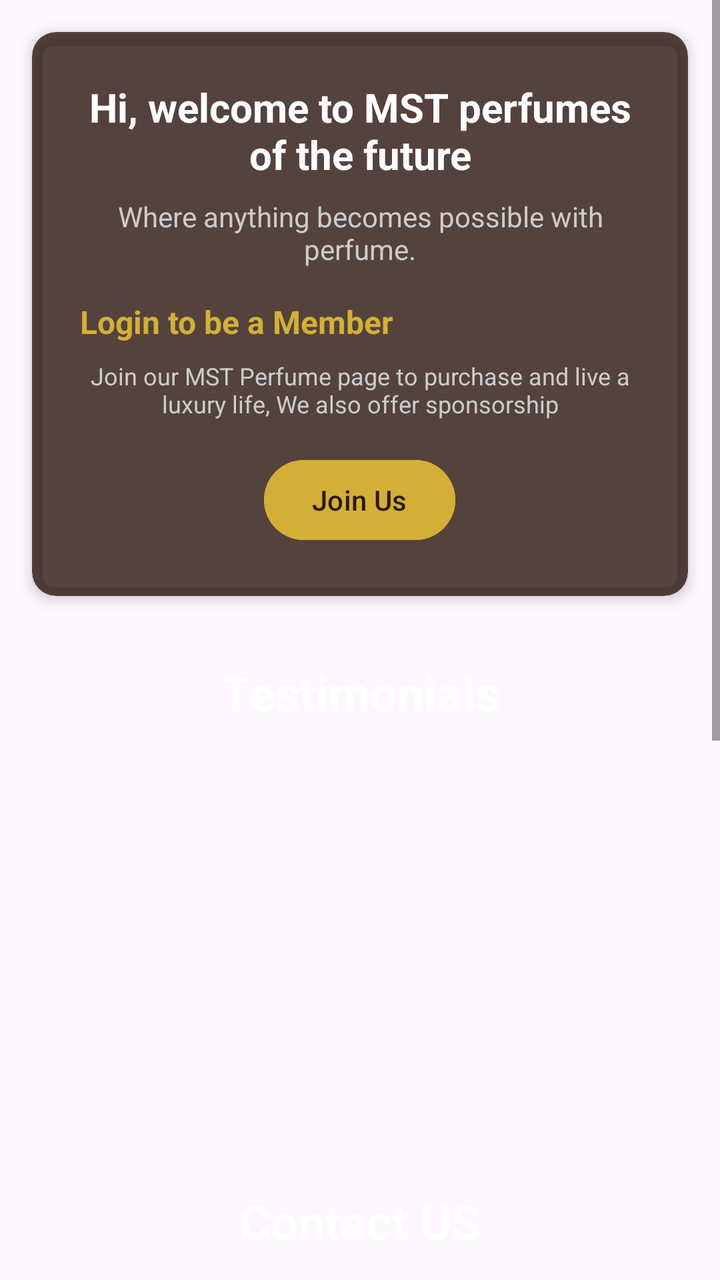
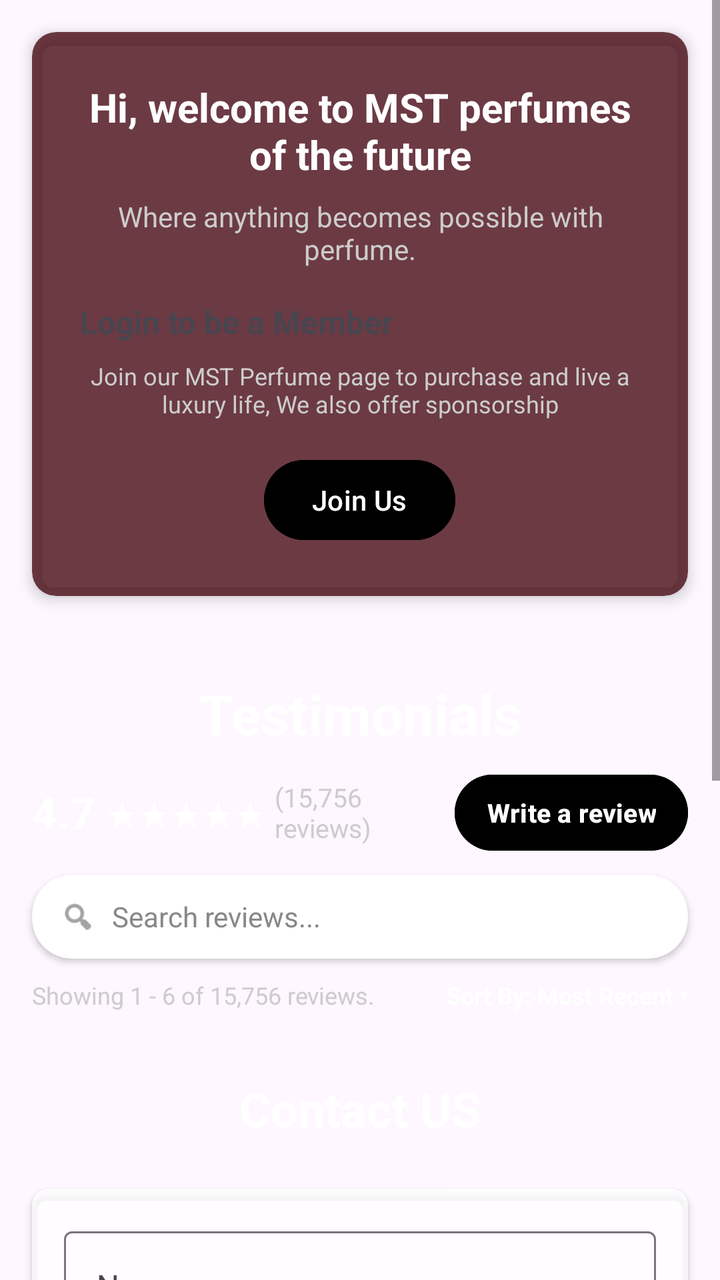

Screens rendered from an Android XML layout before and after an edit, with the pre-edit source and the edit as a unified diff.
<!-- AndroidManifest.xml: application theme Theme.MSTPerfumes -->
<!-- res/layout/fragment_home.xml -->
<?xml version="1.0" encoding="utf-8"?>
<ScrollView xmlns:android="http://schemas.android.com/apk/res/android"
    xmlns:app="http://schemas.android.com/apk/res-auto"
    android:layout_width="match_parent"
    android:layout_height="match_parent"
    android:background="@android:color/transparent">

    <LinearLayout
        android:layout_width="match_parent"
        android:layout_height="wrap_content"
        android:orientation="vertical">

        
        <androidx.cardview.widget.CardView
            android:id="@+id/cardJoin"
            android:layout_width="match_parent"
            android:layout_height="wrap_content"
            android:layout_margin="16dp"
            app:cardCornerRadius="12dp"
            app:cardElevation="4dp"
            app:cardBackgroundColor="#CC2C1810">

            <LinearLayout
                android:layout_width="match_parent"
                android:layout_height="wrap_content"
                android:orientation="vertical"
                android:padding="24dp">

                <TextView
                    android:id="@+id/tvWelcomeUser"
                    android:layout_width="wrap_content"
                    android:layout_height="wrap_content"
                    android:gravity="center"
                    android:text="Hi, welcome to MST perfumes of the future"
                    android:textColor="@android:color/white"
                    android:textSize="20sp"
                    android:textStyle="bold" />

                <TextView
                    android:layout_width="wrap_content"
                    android:layout_height="wrap_content"
                    android:layout_marginTop="8dp"
                    android:text="Where anything becomes possible with perfume."
                    android:textColor="#CCCCCC"
                    android:textSize="14sp"
                    android:gravity="center" />

                <TextView
                    android:id="@+id/tvJoinHeader"
                    android:layout_width="wrap_content"
                    android:layout_height="wrap_content"
                    android:layout_marginTop="16dp"
                    android:text="Login to be a Member"
                    android:textColor="#D4AF37"
                    android:textSize="16sp"
                    android:textStyle="bold"
                    android:gravity="center" />

                <TextView
                    android:id="@+id/tvJoinSubheader"
                    android:layout_width="wrap_content"
                    android:layout_height="wrap_content"
                    android:layout_marginTop="8dp"
                    android:text="Join our MST Perfume page to purchase and live a luxury life, We also offer sponsorship"
                    android:textColor="#CCCCCC"
                    android:textSize="12sp"
                    android:gravity="center" />

                <Button
                    android:id="@+id/btnJoinUs"
                    android:layout_width="wrap_content"
                    android:layout_height="wrap_content"
                    android:layout_gravity="center"
                    android:layout_marginTop="16dp"
                    android:backgroundTint="#D4AF37"
                    android:text="Join Us"
                    android:textColor="#2C1810" />

            </LinearLayout>
        </androidx.cardview.widget.CardView>

        
        <androidx.cardview.widget.CardView
            android:id="@+id/cardMemberBenefits"
            android:layout_width="match_parent"
            android:layout_height="wrap_content"
            android:layout_margin="16dp"
            android:visibility="gone"
            app:cardCornerRadius="12dp"
            app:cardElevation="4dp"
            app:cardBackgroundColor="#CC2C1810">

            <LinearLayout
                android:layout_width="match_parent"
                android:layout_height="wrap_content"
                android:orientation="vertical"
                android:padding="20dp">

                <TextView
                    android:layout_width="wrap_content"
                    android:layout_height="wrap_content"
                    android:text="✨ Gold Member Benefits ✨"
                    android:textColor="#D4AF37"
                    android:textSize="18sp"
                    android:textStyle="bold" />

                <TextView
                    android:layout_width="wrap_content"
                    android:layout_height="wrap_content"
                    android:layout_marginTop="12dp"
                    android:text="• 10% Discount on all orders\n• Early access to new scents\n• Free shipping on orders over R500\n• Exclusive business training workshops"
                    android:textColor="@android:color/white"
                    android:textSize="14sp"
                    android:lineSpacingExtra="4dp" />

            </LinearLayout>
        </androidx.cardview.widget.CardView>

        
        <TextView
            android:layout_width="match_parent"
            android:layout_height="wrap_content"
            android:layout_marginTop="16dp"
            android:layout_marginBottom="8dp"
            android:gravity="center"
            android:text="Testimonials"
            android:textColor="@android:color/white"
            android:textSize="24sp"
            android:textStyle="bold" />

        <androidx.recyclerview.widget.RecyclerView
            android:id="@+id/rvTestimonials"
            android:layout_width="match_parent"
            android:layout_height="200dp"
            android:orientation="horizontal"
            app:layoutManager="androidx.recyclerview.widget.LinearLayoutManager" />

        
        <TextView
            android:layout_width="match_parent"
            android:layout_height="wrap_content"
            android:layout_marginTop="24dp"
            android:layout_marginBottom="8dp"
            android:gravity="center"
            android:text="Contact US"
            android:textColor="@android:color/white"
            android:textSize="24sp"
            android:textStyle="bold" />

        <androidx.cardview.widget.CardView
            android:layout_width="match_parent"
            android:layout_height="wrap_content"
            android:layout_margin="16dp"
            app:cardCornerRadius="8dp"
            app:cardBackgroundColor="#CCFFFFFF">

            <LinearLayout
                android:layout_width="match_parent"
                android:layout_height="wrap_content"
                android:orientation="vertical"
                android:padding="16dp">

                <com.google.android.material.textfield.TextInputLayout
                    android:layout_width="match_parent"
                    android:layout_height="wrap_content"
                    android:hint="Name">

                    <com.google.android.material.textfield.TextInputEditText
                        android:id="@+id/etName"
                        android:layout_width="match_parent"
                        android:layout_height="wrap_content" />
                </com.google.android.material.textfield.TextInputLayout>

                <com.google.android.material.textfield.TextInputLayout
                    android:layout_width="match_parent"
                    android:layout_height="wrap_content"
                    android:hint="Email">

                    <com.google.android.material.textfield.TextInputEditText
                        android:id="@+id/etEmail"
                        android:layout_width="match_parent"
                        android:layout_height="wrap_content"
                        android:inputType="textEmailAddress" />
                </com.google.android.material.textfield.TextInputLayout>

                <com.google.android.material.textfield.TextInputLayout
                    android:layout_width="match_parent"
                    android:layout_height="wrap_content"
                    android:hint="Message">

                    <com.google.android.material.textfield.TextInputEditText
                        android:id="@+id/etMessage"
                        android:layout_width="match_parent"
                        android:layout_height="100dp"
                        android:gravity="top" />
                </com.google.android.material.textfield.TextInputLayout>

                <Button
                    android:id="@+id/btnSendMessage"
                    android:layout_width="wrap_content"
                    android:layout_height="wrap_content"
                    android:layout_gravity="center"
                    android:backgroundTint="#2C1810"
                    android:text="Send Message" />

            </LinearLayout>
        </androidx.cardview.widget.CardView>

        
        <LinearLayout
            android:layout_width="match_parent"
            android:layout_height="wrap_content"
            android:layout_margin="16dp"
            android:orientation="vertical">

            <TextView
                android:layout_width="wrap_content"
                android:layout_height="wrap_content"
                android:text="✉️: mohaochiloane539@gmail.com"
                android:textColor="@android:color/white"
                android:layout_marginBottom="8dp" />

            <TextView
                android:layout_width="wrap_content"
                android:layout_height="wrap_content"
                android:text="🔗: www.MSTPERFUMES.com"
                android:textColor="@android:color/white"
                android:layout_marginBottom="8dp" />

            <TextView
                android:layout_width="wrap_content"
                android:layout_height="wrap_content"
                android:text="📞: (+27) 0715118509"
                android:textColor="@android:color/white"
                android:layout_marginBottom="8dp" />

            <TextView
                android:layout_width="wrap_content"
                android:layout_height="wrap_content"
                android:text="🕐: 9.00 AM - 5.00 PM"
                android:textColor="@android:color/white" />

        </LinearLayout>

    </LinearLayout>
</ScrollView>
<!-- resources referenced by this layout -->
<resources>
  <style name="Theme.MSTPerfumes" parent="Base.Theme.MSTPerfumes" />
  <style name="Base.Theme.MSTPerfumes" parent="Theme.Material3.DayNight.NoActionBar">
          
          
      </style>
</resources>

<!-- the commit's change to res/layout/fragment_home.xml (unified diff, before → after) -->
@@ -18,7 +18,7 @@
             android:layout_margin="16dp"
             app:cardCornerRadius="12dp"
             app:cardElevation="4dp"
-            app:cardBackgroundColor="#CC2C1810">
+            app:cardBackgroundColor="#CC4A0E17">
 
             <LinearLayout
                 android:layout_width="match_parent"
@@ -51,7 +51,7 @@
                     android:layout_height="wrap_content"
                     android:layout_marginTop="16dp"
                     android:text="Login to be a Member"
-                    android:textColor="#D4AF37"
+                    android:textColor="@color/golden_sand"
                     android:textSize="16sp"
                     android:textStyle="bold"
                     android:gravity="center" />
@@ -72,9 +72,9 @@
                     android:layout_height="wrap_content"
                     android:layout_gravity="center"
                     android:layout_marginTop="16dp"
-                    android:backgroundTint="#D4AF37"
+                    android:backgroundTint="@color/golden_sand"
                     android:text="Join Us"
-                    android:textColor="#2C1810" />
+                    android:textColor="@color/deep_burgundy" />
 
             </LinearLayout>
         </androidx.cardview.widget.CardView>
@@ -88,7 +88,7 @@
             android:visibility="gone"
             app:cardCornerRadius="12dp"
             app:cardElevation="4dp"
-            app:cardBackgroundColor="#CC2C1810">
+            app:cardBackgroundColor="#CC4A0E17">
 
             <LinearLayout
                 android:layout_width="match_parent"
@@ -100,7 +100,7 @@
                     android:layout_width="wrap_content"
                     android:layout_height="wrap_content"
                     android:text="✨ Gold Member Benefits ✨"
-                    android:textColor="#D4AF37"
+                    android:textColor="@color/golden_sand"
                     android:textSize="18sp"
                     android:textStyle="bold" />
 
@@ -120,18 +120,147 @@
         <TextView
             android:layout_width="match_parent"
             android:layout_height="wrap_content"
-            android:layout_marginTop="16dp"
-            android:layout_marginBottom="8dp"
+            android:layout_marginTop="24dp"
             android:gravity="center"
             android:text="Testimonials"
             android:textColor="@android:color/white"
-            android:textSize="24sp"
+            android:textSize="28sp"
             android:textStyle="bold" />
 
+        
+        <LinearLayout
+            android:layout_width="match_parent"
+            android:layout_height="wrap_content"
+            android:layout_marginHorizontal="16dp"
+            android:layout_marginTop="12dp"
+            android:gravity="center_vertical"
+            android:orientation="horizontal">
+
+            
+            <LinearLayout
+                android:layout_width="0dp"
+                android:layout_height="wrap_content"
+                android:layout_weight="1"
+                android:gravity="center_vertical"
+                android:orientation="horizontal">
+
+                <TextView
+                    android:id="@+id/tvAverageRating"
+                    android:layout_width="wrap_content"
+                    android:layout_height="wrap_content"
+                    android:text="4.7 "
+                    android:textColor="@android:color/white"
+                    android:textSize="22sp"
+                    android:textStyle="bold" />
+
+                <TextView
+                    android:layout_width="wrap_content"
+                    android:layout_height="wrap_content"
+                    android:text="★★★★★ "
+                    android:textColor="#FFFFFF"
+                    android:textSize="18sp" />
+
+                <TextView
+                    android:id="@+id/tvReviewCount"
+                    android:layout_width="wrap_content"
+                    android:layout_height="wrap_content"
+                    android:text="(15,756 reviews)"
+                    android:textColor="#CCCCCC"
+                    android:textSize="13sp" />
+            </LinearLayout>
+
+            
+            <com.google.android.material.button.MaterialButton
+                android:id="@+id/btnWriteReview"
+                android:layout_width="wrap_content"
+                android:layout_height="38dp"
+                android:backgroundTint="@color/golden_sand"
+                android:paddingHorizontal="16dp"
+                android:paddingVertical="0dp"
+                android:text="Write a review"
+                android:textColor="@color/deep_burgundy"
+                android:textSize="13sp"
+                android:textStyle="bold"
+                app:cornerRadius="19dp"
+                android:insetTop="0dp"
+                android:insetBottom="0dp" />
+
+        </LinearLayout>
+
+        
+        <androidx.cardview.widget.CardView
+            android:layout_width="match_parent"
+            android:layout_height="wrap_content"
+            android:layout_marginHorizontal="16dp"
+            android:layout_marginTop="12dp"
+            app:cardCornerRadius="20dp"
+            app:cardElevation="2dp"
+            app:cardBackgroundColor="#FFFFFF">
+
+            <LinearLayout
+                android:layout_width="match_parent"
+                android:layout_height="42dp"
+                android:gravity="center_vertical"
+                android:orientation="horizontal"
+                android:paddingHorizontal="14dp">
+
+                <ImageView
+                    android:layout_width="18dp"
+                    android:layout_height="18dp"
+                    android:contentDescription="Search Icon"
+                    android:src="@android:drawable/ic_menu_search"
+                    app:tint="#666666" />
+
+                <EditText
+                    android:id="@+id/etSearchReviews"
+                    android:layout_width="match_parent"
+                    android:layout_height="match_parent"
+                    android:layout_marginStart="8dp"
+                    android:background="@null"
+                    android:hint="Search reviews..."
+                    android:inputType="text"
+                    android:maxLines="1"
+                    android:textColor="#2C1810"
+                    android:textColorHint="#888888"
+                    android:textSize="14sp" />
+
+            </LinearLayout>
+        </androidx.cardview.widget.CardView>
+
+        
+        <LinearLayout
+            android:layout_width="match_parent"
+            android:layout_height="wrap_content"
+            android:layout_marginHorizontal="16dp"
+            android:layout_marginTop="10dp"
+            android:layout_marginBottom="8dp"
+            android:orientation="horizontal">
+
+            <TextView
+                android:id="@+id/tvShowingReviewsCount"
+                android:layout_width="0dp"
+                android:layout_height="wrap_content"
+                android:layout_weight="1"
+                android:text="Showing 1 - 6 of 15,756 reviews."
+                android:textColor="#CCCCCC"
+                android:textSize="12sp" />
+
+            <TextView
+                android:layout_width="wrap_content"
+                android:layout_height="wrap_content"
+                android:text="Sort By: Most Recent ▾"
+                android:textColor="@android:color/white"
+                android:textSize="12sp"
+                android:textStyle="bold" />
+        </LinearLayout>
+
+        
         <androidx.recyclerview.widget.RecyclerView
             android:id="@+id/rvTestimonials"
             android:layout_width="match_parent"
-            android:layout_height="200dp"
+            android:layout_height="wrap_content"
+            android:clipToPadding="false"
+            android:paddingHorizontal="12dp"
             android:orientation="horizontal"
             app:layoutManager="androidx.recyclerview.widget.LinearLayoutManager" />
 
@@ -200,8 +329,9 @@
                     android:layout_width="wrap_content"
                     android:layout_height="wrap_content"
                     android:layout_gravity="center"
-                    android:backgroundTint="#2C1810"
-                    android:text="Send Message" />
+                    android:backgroundTint="@color/deep_burgundy"
+                    android:text="Send Message"
+                    android:textColor="@android:color/white" />
 
             </LinearLayout>
         </androidx.cardview.widget.CardView>
